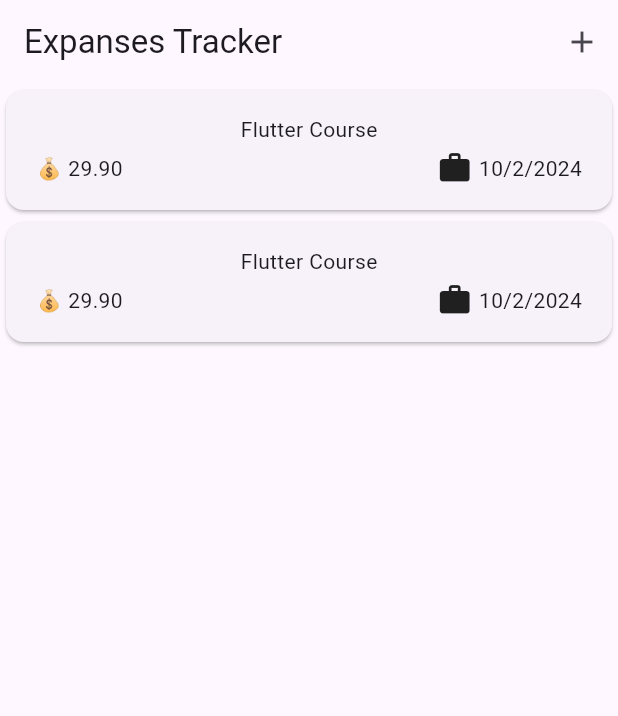
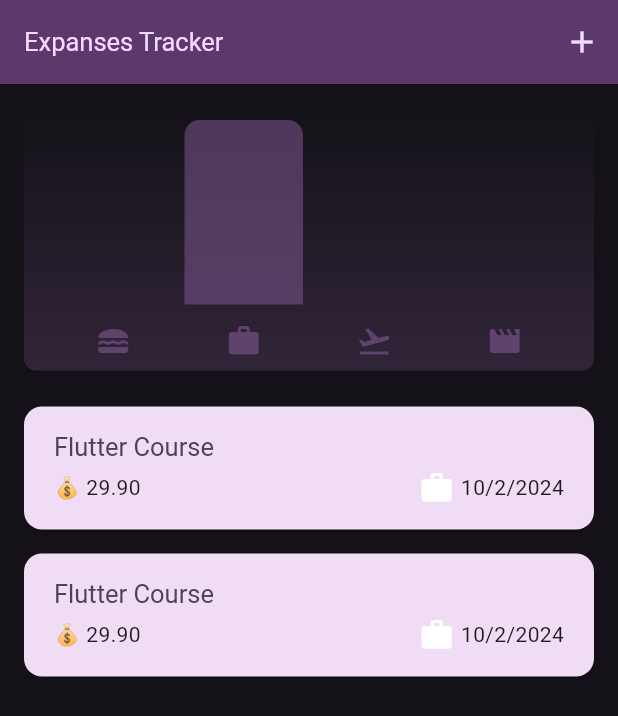
Before and after one commit to asmasw6/Expanses-Tracker-app, a Flutter app: the screen it shows after launch, on a phone screen of 412 x 824 dp. Shown: the top 716 px of the screen. Run offline on Flutter 3.47's test engine with Material 3 defaults, Android fonts, the phone set to English and light mode, and no system bars.

Commit message:
add chart analysis, Theme , Dismissible expense Item,

```diff
--- /dev/null
+++ b/lib/chart/chart.dart
@@ -0,0 +1,90 @@
+import 'package:expenses/chart/chart_bar.dart';
+import 'package:expenses/models/expanse.dart';
+import 'package:flutter/material.dart';
+
+class Chart extends StatelessWidget {
+  const Chart({super.key, required this.expenses});
+  final List<Expanse> expenses;
+
+  List<ExpenseBucket> get buckets {
+    return [
+      ExpenseBucket.forCategory(expenses, Category.food),
+      ExpenseBucket.forCategory(expenses, Category.work),
+      ExpenseBucket.forCategory(expenses, Category.travel),
+      ExpenseBucket.forCategory(expenses, Category.leisure),
+    ];
+  }
+
+  get maxTotalExpense {
+    double maxTotalExpense = 0;
+    for (var element in buckets) {
+      if (element.totlaExpenses > maxTotalExpense) {
+        maxTotalExpense = element.totlaExpenses;
+      }
+    }
+
+    return maxTotalExpense;
+  }
+
+  @override
+  Widget build(BuildContext context) {
+    final bool isDarkMode =
+        MediaQuery.of(context).platformBrightness == Brightness.dark;
+    return Container(
+      margin: const EdgeInsets.all(16),
+      padding: const EdgeInsets.symmetric(horizontal: 16, vertical: 8),
+      width: double.infinity,
+      height: 175,
+      decoration: BoxDecoration(
+        borderRadius: BorderRadius.circular(8),
+        gradient: LinearGradient(
+          colors: [
+            Theme.of(context).colorScheme.primary.withOpacity(0.3),
+            Theme.of(context).colorScheme.primary.withOpacity(0),
+          ],
+          begin: Alignment.bottomCenter,
+          end: Alignment.topCenter,
+        ),
+      ),
+      child: Column(
+        children: [
+          Expanded(
+            child: Row(
+              crossAxisAlignment: CrossAxisAlignment.end,
+              children: [
+                for (final element in buckets)
+                  ChartBar(
+                    fill: element.totlaExpenses == 0
+                        ? 0
+                        : element.totlaExpenses / maxTotalExpense,
+                  ),
+              ],
+            ),
+          ),
+          const SizedBox(
+            height: 12,
+          ),
+          Row(
+            children: buckets
+                .map(
+                  (e) => Expanded(
+                    child: Padding(
+                      padding: const EdgeInsets.symmetric(horizontal: 4),
+                      child: Icon(
+                        categoryIcons[e.category],
+                        color: isDarkMode
+                            ? Theme.of(context).colorScheme.primary
+                            : Theme.of(context)
+                                .colorScheme
+                                .primary
+                                .withOpacity(0.7),
+                      ),
+                    ),
+                  ),
+                ).toList(), // Convert to List<Widget>
+          )
+        ],
+      ),
+    );
+  }
+}
--- /dev/null
+++ b/lib/chart/chart_bar.dart
@@ -0,0 +1,36 @@
+import 'package:flutter/material.dart';
+
+class ChartBar extends StatelessWidget {
+  const ChartBar({
+    super.key,
+    required this.fill,
+  });
+  final double fill;
+
+  @override
+  Widget build(BuildContext context) {
+    final bool isDarkMode =
+        MediaQuery.of(context).platformBrightness == Brightness.dark;
+    return Expanded(
+      child: Padding(
+        padding: const EdgeInsets.symmetric(
+          horizontal: 4,
+        ),
+        child: FractionallySizedBox(
+          child: DecoratedBox(
+              decoration: BoxDecoration(
+                  borderRadius: const BorderRadius.vertical(
+                    top: Radius.circular(10),
+                  ),
+                  color: isDarkMode
+                      ? Theme.of(context).colorScheme.secondary
+                      : Theme.of(context)
+                          .colorScheme
+                          .primary
+                          .withOpacity(0.6))),
+          heightFactor: fill,
+        ),
+      ),
+    );
+  }
+}
--- a/lib/main.dart
+++ b/lib/main.dart
@@ -5,15 +5,81 @@ void main() {
   runApp(const MyApp());
 }
 
+var myColorcSheme = ColorScheme.fromSeed(
+  seedColor: Color.fromARGB(255, 56, 15, 77),
+);
+
+var myDarkColorcSheme = ColorScheme.fromSeed(
+  seedColor: Color.fromARGB(255, 90, 22, 123),
+);
+
 class MyApp extends StatelessWidget {
   const MyApp({super.key});
 
   @override
   Widget build(BuildContext context) {
-    return const MaterialApp(
+    return MaterialApp(
       debugShowCheckedModeBanner: false,
       title: "Expanses",
-      home: Expanses(),
+      themeMode: ThemeMode.dark,
+      theme: ThemeData().copyWith(
+        useMaterial3: true,
+        colorScheme: myColorcSheme,
+        appBarTheme: AppBarTheme().copyWith(
+            backgroundColor: myColorcSheme.onPrimaryContainer,
+            foregroundColor: myColorcSheme.primaryContainer),
+        cardTheme: const CardTheme().copyWith(
+          color: myColorcSheme.secondaryContainer,
+          margin: const EdgeInsets.symmetric(
+            horizontal: 16,
+            vertical: 8,
+          ),
+        ),
+        elevatedButtonTheme: ElevatedButtonThemeData(
+          style: ElevatedButton.styleFrom(
+            backgroundColor: myColorcSheme.primaryContainer,
+          ),
+        ),
+        textTheme: ThemeData().textTheme.copyWith(
+              titleLarge: TextStyle(
+                fontWeight: FontWeight.normal,
+                color: myColorcSheme.onSecondaryContainer,
+                fontSize: 17,
+              ),
+            ),
+      ),
+      darkTheme: ThemeData.dark().copyWith(
+        useMaterial3: true,
+        colorScheme: myDarkColorcSheme,
+        appBarTheme: AppBarTheme().copyWith(
+            backgroundColor: myDarkColorcSheme.onPrimaryContainer,
+            foregroundColor: myDarkColorcSheme.primaryContainer),
+        cardTheme: const CardTheme().copyWith(
+          color: myDarkColorcSheme.secondaryContainer,
+          margin: const EdgeInsets.symmetric(
+            horizontal: 16,
+            vertical: 8,
+          ),
+        ),
+        elevatedButtonTheme: ElevatedButtonThemeData(
+          style: ElevatedButton.styleFrom(
+            backgroundColor: myDarkColorcSheme.onPrimaryContainer,
+            foregroundColor: myDarkColorcSheme.primaryContainer,
+          ),
+        ),
+        textTheme: ThemeData().textTheme.copyWith(
+              titleLarge: TextStyle(
+                fontWeight: FontWeight.normal,
+                color: myDarkColorcSheme.onSecondaryContainer,
+                fontSize: 17,
+              ),
+            ),
+            bottomSheetTheme: BottomSheetThemeData().copyWith(
+              backgroundColor: myDarkColorcSheme.onPrimaryContainer,
+            ),
+
+      ),
+      home: const Expanses(),
     );
   }
 }
--- a/lib/models/expanse.dart
+++ b/lib/models/expanse.dart
@@ -32,3 +32,30 @@ class Expanse {
     return datetime.format(date);
   }
 }
+
+class ExpenseBucket {
+  final Category category;
+  final List<Expanse> expenses;
+
+  ExpenseBucket(
+    this.category,
+    this.expenses,
+  );
+
+  ExpenseBucket.forCategory(
+    List<Expanse> allExpenses,
+    this.category,
+  ) : expenses = allExpenses
+            .where(
+              (element) => element.category == category,
+            )
+            .toList();
+
+  double get totlaExpenses {
+    double sum = 0;
+    for (var element in expenses) {
+      sum += element.amount;
+    }
+    return sum;
+  }
+}
--- a/lib/widgets/expanses.dart
+++ b/lib/widgets/expanses.dart
@@ -1,3 +1,4 @@
+import 'package:expenses/chart/chart.dart';
 import 'package:expenses/models/expanse.dart';
 import 'package:expenses/widgets/expenses_list/expanses_list.dart';
 import 'package:expenses/widgets/new_expanse.dart';
@@ -30,6 +31,13 @@ class _ExpansesState extends State<Expanses> {
     setState(() {
       _registeredExpenses.add(expanse);
     });
+
+  }
+
+  void removeExpanse(Expanse expanse) {
+    setState(() {
+      _registeredExpenses.remove(expanse);
+    });
   }
 
   @override
@@ -55,9 +63,12 @@ class _ExpansesState extends State<Expanses> {
         child: Column(
           mainAxisAlignment: MainAxisAlignment.center,
           children: [
+            Chart(expenses: _registeredExpenses),
             Expanded(
               child: ExpanesesList(
+                onRemoveExpanse: removeExpanse,
                 expanses: _registeredExpenses,
+
               ),
             )
           ],
--- a/lib/widgets/expenses_list/expanses_item.dart
+++ b/lib/widgets/expenses_list/expanses_item.dart
@@ -1,4 +1,3 @@
-import 'dart:math';
 
 import 'package:expenses/models/expanse.dart';
 import 'package:flutter/material.dart';
@@ -20,9 +19,11 @@ class ExpanseItem extends StatelessWidget {
             horizontal: 20,
           ),
           child: Column(
+            crossAxisAlignment: CrossAxisAlignment.start,
             children: [
               Text(
                 expanse.title,
+                style: Theme.of(context).textTheme.titleLarge,
               ),
               const SizedBox(
                 height: 4,
--- a/lib/widgets/expenses_list/expanses_list.dart
+++ b/lib/widgets/expenses_list/expanses_list.dart
@@ -6,17 +6,29 @@ class ExpanesesList extends StatelessWidget {
   const ExpanesesList({
     super.key,
     required this.expanses,
+    required this.onRemoveExpanse,
   });
 
   final List<Expanse> expanses;
+  final void Function(Expanse expanse) onRemoveExpanse;
 
   @override
   Widget build(BuildContext context) {
     return ListView.builder(
       itemCount: expanses.length,
       itemBuilder: (context, index) {
-        return ExpanseItem(
-          expanse: expanses[index],
+        return Dismissible(
+          background: Container(
+            color: Theme.of(context).colorScheme.error.withOpacity(0.85),
+            margin: EdgeInsets.symmetric(
+              horizontal: Theme.of(context).cardTheme.margin!.horizontal,
+            ),
+          ),
+          key: ValueKey(expanses[index]),
+          onDismissed: (direction) => onRemoveExpanse(expanses[index]),
+          child: ExpanseItem(
+            expanse: expanses[index],
+          ),
         );
       },
     );
```
